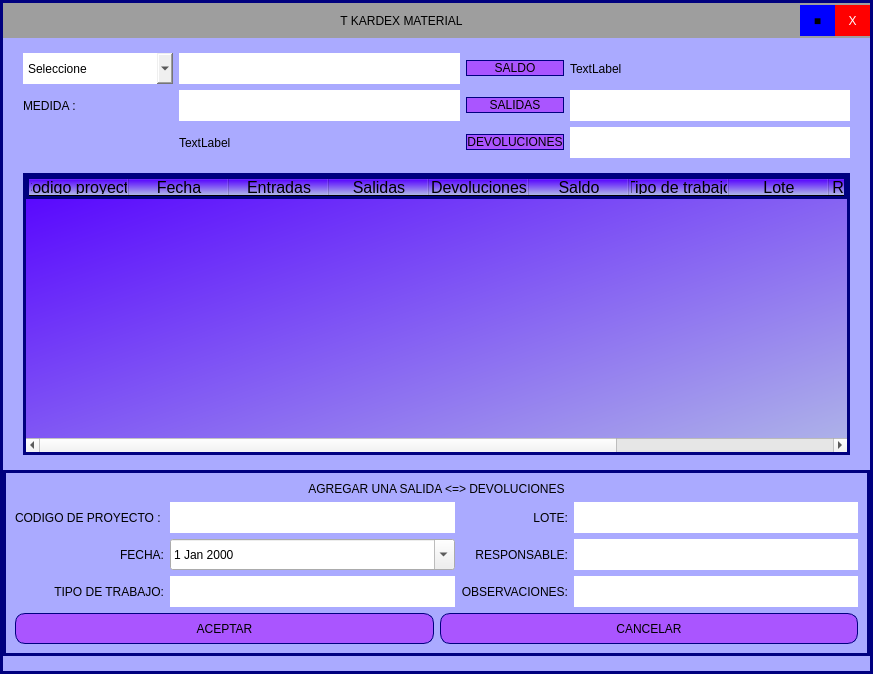
This is ui_files/tkardex.ui in Romehe369/aec_contrastistas_g as Qt 5 draws it before an edit. The edited form follows.
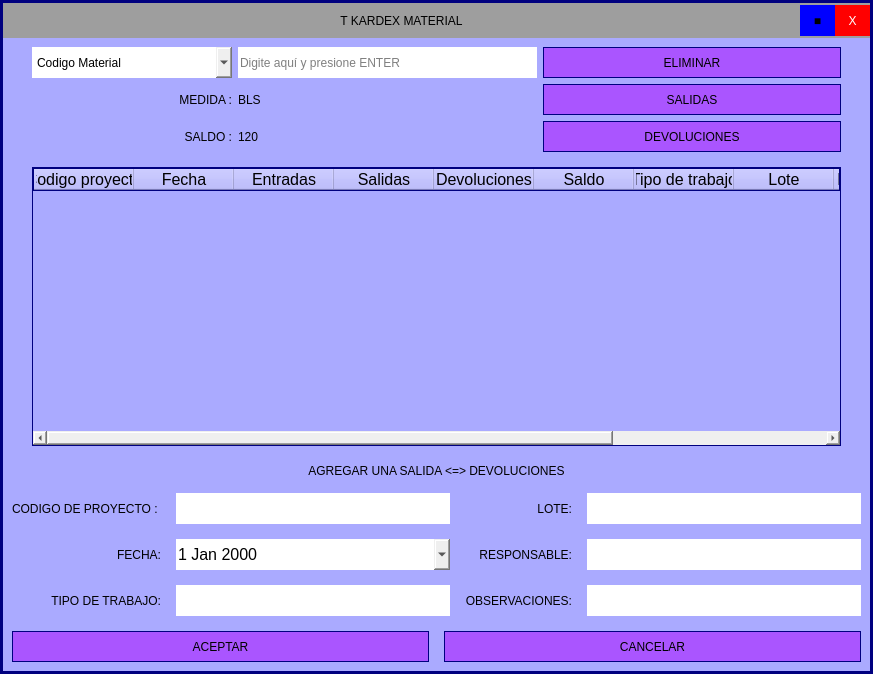
This is the edited form.

```diff
--- a/ui_files/tkardex.ui
+++ b/ui_files/tkardex.ui
@@ -67,9 +67,9 @@
       <property name="frameShadow">
        <enum>QFrame::Raised</enum>
       </property>
-      <layout class="QVBoxLayout" name="verticalLayout_4">
+      <layout class="QVBoxLayout" name="verticalLayout_6">
        <property name="spacing">
-        <number>15</number>
+        <number>0</number>
        </property>
        <property name="leftMargin">
         <number>0</number>
@@ -81,7 +81,7 @@
         <number>0</number>
        </property>
        <property name="bottomMargin">
-        <number>15</number>
+        <number>0</number>
        </property>
        <item>
         <widget class="QFrame" name="frame_superior">
@@ -181,6 +181,21 @@
         </widget>
        </item>
        <item>
+        <widget class="QFrame" name="frame">
+         <property name="styleSheet">
+          <string notr="true">border:none;</string>
+         </property>
+         <property name="frameShape">
+          <enum>QFrame::StyledPanel</enum>
+         </property>
+         <property name="frameShadow">
+          <enum>QFrame::Raised</enum>
+         </property>
+         <layout class="QVBoxLayout" name="verticalLayout_4">
+          <property name="spacing">
+           <number>15</number>
+          </property>
+          <item>
         <layout class="QVBoxLayout" name="verticalLayout_2">
          <property name="spacing">
           <number>6</number>
@@ -192,120 +207,140 @@
           <number>20</number>
          </property>
          <item>
-          <layout class="QGridLayout" name="gridLayout">
+             <layout class="QGridLayout" name="gridLayout" columnstretch="1,2,2">
            <property name="horizontalSpacing">
             <number>6</number>
            </property>
+              <item row="2" column="1">
+               <widget class="QLabel" name="label_2">
+                <property name="minimumSize">
+                 <size>
+                  <width>0</width>
+                  <height>31</height>
+                 </size>
+                </property>
+                <property name="text">
+                 <string>120</string>
+                </property>
+               </widget>
+              </item>
            <item row="0" column="0">
             <widget class="QComboBox" name="comboBox">
              <property name="minimumSize">
               <size>
-               <width>150</width>
+                  <width>200</width>
                <height>31</height>
               </size>
              </property>
              <item>
               <property name="text">
-               <string>Seleccione</string>
+                  <string>Codigo Material</string>
               </property>
              </item>
              <item>
               <property name="text">
-               <string>Codigo</string>
-              </property>
-             </item>
-             <item>
-              <property name="text">
-               <string>Nombre</string>
-              </property>
-             </item>
-            </widget>
-           </item>
-           <item row="1" column="1">
-            <widget class="QLineEdit" name="lineEdit">
-             <property name="minimumSize">
-              <size>
-               <width>0</width>
-               <height>31</height>
-              </size>
-             </property>
-            </widget>
-           </item>
-           <item row="0" column="2">
-            <widget class="QPushButton" name="pushButton">
-             <property name="text">
-              <string>SALDO</string>
-             </property>
-            </widget>
-           </item>
-           <item row="1" column="0">
-            <widget class="QLabel" name="label">
-             <property name="text">
-              <string>MEDIDA : </string>
-             </property>
-            </widget>
-           </item>
-           <item row="0" column="1">
-            <widget class="QLineEdit" name="lineEdit_4">
-             <property name="minimumSize">
-              <size>
-               <width>0</width>
-               <height>31</height>
-              </size>
-             </property>
-            </widget>
-           </item>
-           <item row="1" column="3">
-            <widget class="QLineEdit" name="lineEdit_3">
-             <property name="minimumSize">
-              <size>
-               <width>0</width>
-               <height>31</height>
-              </size>
-             </property>
-            </widget>
-           </item>
-           <item row="1" column="2">
-            <widget class="QPushButton" name="pushButton_2">
-             <property name="text">
-              <string>SALIDAS</string>
-             </property>
+                  <string>Nombre Material</string>
+                 </property>
+                </item>
             </widget>
            </item>
            <item row="2" column="2">
-            <widget class="QPushButton" name="pushButton_3">
+               <widget class="QPushButton" name="btn_add_devoluciones">
+                <property name="minimumSize">
+                 <size>
+                  <width>0</width>
+                  <height>31</height>
+                 </size>
+                </property>
+                <property name="styleSheet">
+                 <string notr="true">QPushButton{
+border: 1px solid rgb(0, 0, 127);
+border-radius:0px;
+}</string>
+                </property>
              <property name="text">
               <string>DEVOLUCIONES</string>
              </property>
             </widget>
            </item>
-           <item row="2" column="1">
-            <widget class="QLabel" name="label_2">
+              <item row="1" column="2">
+               <widget class="QPushButton" name="btn_out_material">
              <property name="minimumSize">
               <size>
                <width>0</width>
                <height>31</height>
               </size>
              </property>
+                <property name="styleSheet">
+                 <string notr="true">QPushButton{
+border: 1px solid rgb(0, 0, 127);
+border-radius:0px;
+}</string>
+                </property>
              <property name="text">
-              <string>TextLabel</string>
+                 <string>SALIDAS</string>
              </property>
             </widget>
            </item>
-           <item row="2" column="3">
-            <widget class="QLineEdit" name="lineEdit_2">
+              <item row="0" column="1">
+               <widget class="QLineEdit" name="lineEdit_4">
              <property name="minimumSize">
               <size>
                <width>0</width>
                <height>31</height>
               </size>
              </property>
-            </widget>
-           </item>
-           <item row="0" column="3">
+                <property name="text">
+                 <string/>
+                </property>
+                <property name="placeholderText">
+                 <string>Digite aquí y presione ENTER</string>
+                </property>
+               </widget>
+              </item>
+              <item row="0" column="2">
+               <widget class="QPushButton" name="btn_delete_rmaterial">
+                <property name="minimumSize">
+                 <size>
+                  <width>0</width>
+                  <height>31</height>
+                 </size>
+                </property>
+                <property name="styleSheet">
+                 <string notr="true">QPushButton{
+border: 1px solid rgb(0, 0, 127);
+border-radius:0px;
+}</string>
+                </property>
+                <property name="text">
+                 <string>ELIMINAR</string>
+                </property>
+               </widget>
+              </item>
+              <item row="1" column="0">
+               <widget class="QLabel" name="label">
+                <property name="text">
+                 <string>MEDIDA :</string>
+                </property>
+                <property name="alignment">
+                 <set>Qt::AlignRight|Qt::AlignTrailing|Qt::AlignVCenter</set>
+                </property>
+               </widget>
+              </item>
+              <item row="2" column="0">
             <widget class="QLabel" name="label_3">
              <property name="text">
-              <string>TextLabel</string>
+                 <string>SALDO :</string>
+                </property>
+                <property name="alignment">
+                 <set>Qt::AlignRight|Qt::AlignTrailing|Qt::AlignVCenter</set>
+                </property>
+               </widget>
+              </item>
+              <item row="1" column="1">
+               <widget class="QLabel" name="label_11">
+                <property name="text">
+                 <string>BLS</string>
              </property>
             </widget>
            </item>
@@ -324,7 +359,7 @@
          <item>
           <widget class="QTableWidget" name="table_qwk_new">
            <property name="styleSheet">
-            <string notr="true">background-color: qlineargradient(spread:pad, x1:0, y1:0, x2:1, y2:1, stop:0 rgba(85, 0, 255, 255), stop:1 rgba(176, 183, 232, 255));</string>
+               <string notr="true">border: 1px solid rgb(0, 0, 127);</string>
            </property>
            <property name="autoScrollMargin">
             <number>16</number>
@@ -450,14 +485,20 @@
          </item>
         </layout>
        </item>
+         </layout>
+        </widget>
+       </item>
        <item>
-        <widget class="QFrame" name="frame_2">
+        <widget class="QFrame" name="frame_add_data">
          <property name="minimumSize">
           <size>
            <width>0</width>
            <height>0</height>
           </size>
          </property>
+         <property name="styleSheet">
+          <string notr="true">border:none;</string>
+         </property>
          <property name="frameShape">
           <enum>QFrame::StyledPanel</enum>
          </property>
@@ -465,6 +506,9 @@
           <enum>QFrame::Raised</enum>
          </property>
          <layout class="QVBoxLayout" name="verticalLayout_5">
+          <property name="spacing">
+           <number>15</number>
+          </property>
           <item>
            <widget class="QLabel" name="label_10">
             <property name="text">
@@ -601,6 +645,18 @@
                 <height>31</height>
                </size>
               </property>
+              <property name="font">
+               <font>
+                <family>MS Shell Dlg 2</family>
+                <pointsize>12</pointsize>
+                <weight>50</weight>
+                <italic>false</italic>
+                <bold>false</bold>
+               </font>
+              </property>
+              <property name="styleSheet">
+               <string notr="true">font: 12pt &quot;MS Shell Dlg 2&quot;;</string>
+              </property>
               <property name="calendarPopup">
                <bool>true</bool>
               </property>
@@ -648,6 +704,12 @@
                 <height>31</height>
                </size>
               </property>
+              <property name="styleSheet">
+               <string notr="true">QPushButton{
+border: 1px solid rgb(0, 0, 127);
+border-radius:0px;
+}</string>
+              </property>
               <property name="text">
                <string>ACEPTAR</string>
               </property>
@@ -661,6 +723,12 @@
                 <height>31</height>
                </size>
               </property>
+              <property name="styleSheet">
+               <string notr="true">QPushButton{
+border: 1px solid rgb(0, 0, 127);
+border-radius:0px;
+}</string>
+              </property>
               <property name="text">
                <string>CANCELAR</string>
               </property>
```
Left out of the diff: 2 changed lines with no effect on the pictures. Lines whose indentation alone changed are shown as unchanged.
